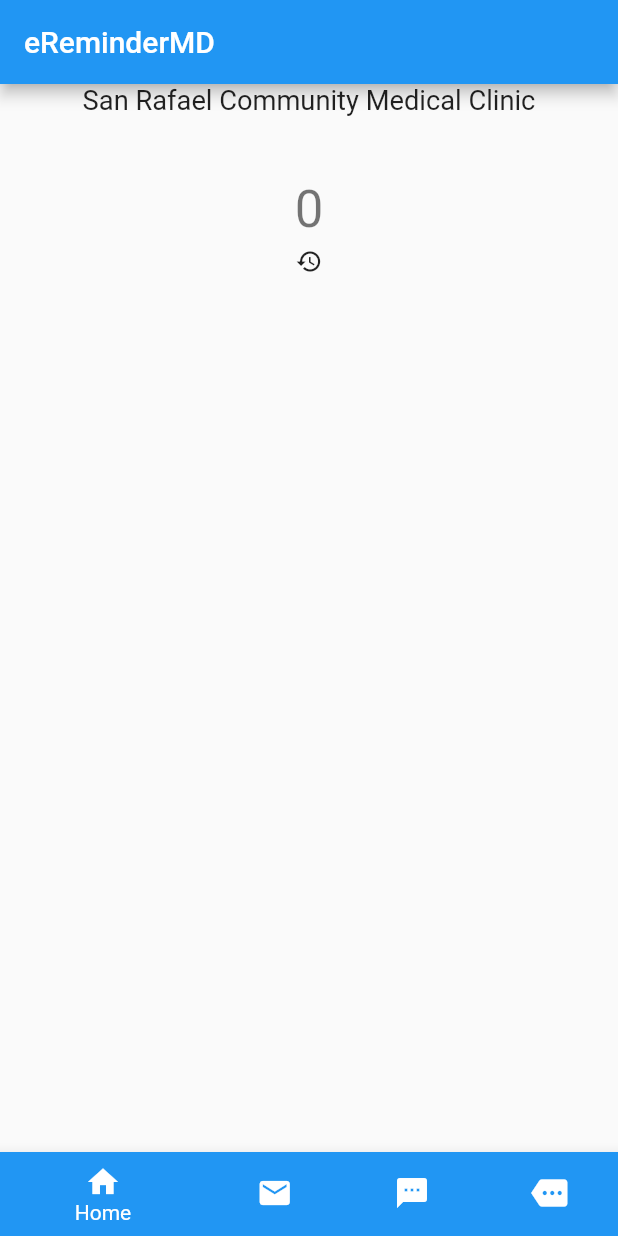
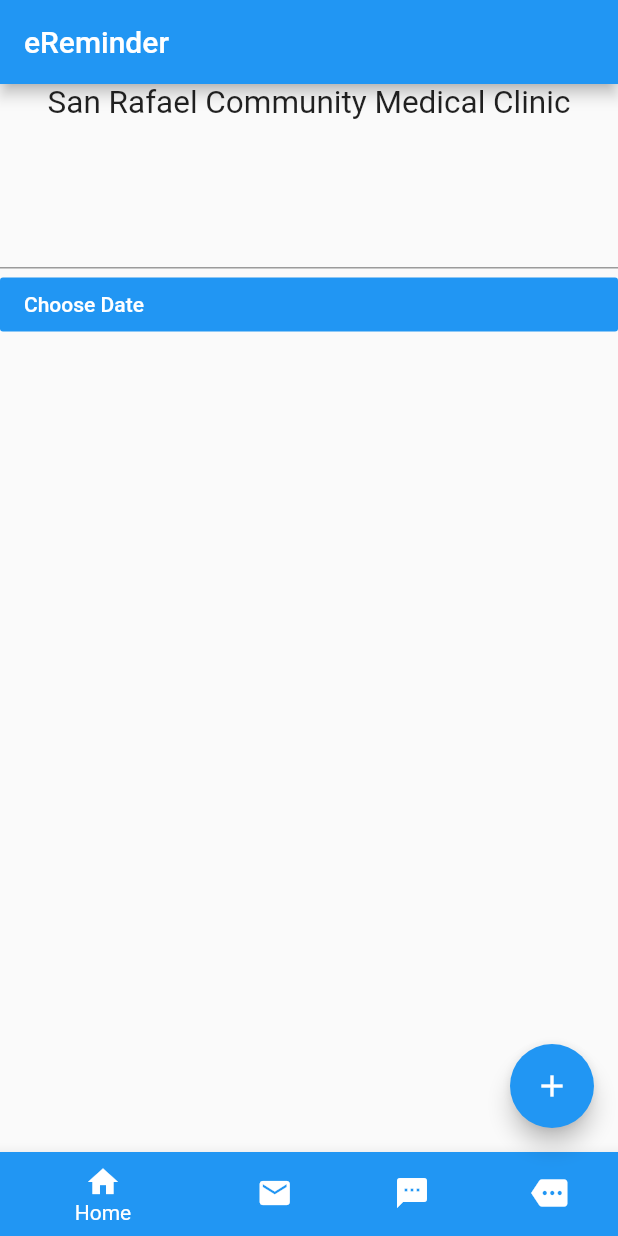
Before and after one commit to kitesoft/e_reminder, a Flutter app: the screen it shows after launch, on a phone screen of 412 x 824 dp. Run offline on Flutter 3.47's test engine with Material 2 defaults, Android fonts, the phone set to English and light mode, and no system bars.

Commit message:
Implementing DatePicker for app

```diff
--- a/lib/main.dart
+++ b/lib/main.dart
@@ -1,4 +1,6 @@
 import 'package:flutter/material.dart';
+import 'dart:async';
+import 'package:intl/intl.dart';
 
 void main() => runApp(new MyApp());
 
@@ -7,7 +9,7 @@ class MyApp extends StatelessWidget {
   @override
   Widget build(BuildContext context) {
     return new MaterialApp(
-      title: 'eReminderMD',
+      title: 'eReminder',
       theme: new ThemeData(
         // This is the theme of your application.
         //
@@ -19,7 +21,7 @@ class MyApp extends StatelessWidget {
         // counter didn't reset back to zero; the application is not restarted.
         primarySwatch: Colors.blue,
       ),
-      home: new MyHomePage(title: "eReminderMD"),
+      home: new MyHomePage(title: "eReminder"),
     );
   }
 }
@@ -71,6 +73,36 @@ class _MyHomePageState extends State<MyHomePage> {
   }
 
 
+  final TextEditingController _controller = new TextEditingController();
+
+  Future _chooseDate(BuildContext context, String initialDateString) async {
+    var now = new DateTime.now();
+    var initialDate = convertToDate(initialDateString) ?? now;
+    initialDate = (initialDate.year >= 1900 && initialDate.isBefore(now) ? initialDate : now);
+
+    var result = await showDatePicker(
+        context: context,
+        initialDate: initialDate,
+        firstDate: new DateTime(1900),
+        lastDate: new DateTime(DateTime.now().year.toInt() + 1));
+
+    if (result == null) return;
+
+    setState(() {
+      _controller.text = new DateFormat.yMd().format(result);
+    });
+  }
+
+  DateTime convertToDate(String input) {
+    try
+    {
+      var d = new DateFormat.yMd().parseStrict(input);
+      return d;
+    } catch (e) {
+      return null;
+    }
+  }
+
   @override
   Widget build(BuildContext context) {
     // This method is rerun every time setState is called, for instance as done
@@ -108,26 +140,36 @@ class _MyHomePageState extends State<MyHomePage> {
           //mainAxisAlignment: MainAxisAlignment.center,
 
           children: <Widget>[
-            new Text(
-              'San Rafael Community Medical Clinic\n\n',
-              textScaleFactor: 1.3,
+                new Text(
+                'San Rafael Community Medical Clinic\n\n',
+                textScaleFactor: 1.5,
+                ),
+
+            new TextFormField(
+              key: null,
+              controller: _controller,
             ),
-            new Text(
-            '$_counter',
-              style: Theme.of(context).textTheme.display1,
-              textAlign: TextAlign.center,
+
+            new FlatButton(
+                onPressed: (() {
+                  _chooseDate(context, _controller.text);
+                }),
+                color: Colors.blue,
+                textColor: Colors.white,
+                child: SizedBox(
+                  width: double.infinity,
+                  child: new Text(
+                  "Choose Date",
+                  ),
+                ),
             ),
-            new SizedBox(
-                height: 30.0,
-                width: 30.0,
-                child: new IconButton(
-                  padding: new EdgeInsets.all(0.0),
-                  icon: new Icon(Icons.restore, size: 18.0),
-                  onPressed: _resetCounter,
-                )
-            )
           ],
         ),
+      ),
+
+      floatingActionButton: FloatingActionButton(
+          onPressed: _incrementCounter,
+          child: new Icon(Icons.add),
       ),
 
       bottomNavigationBar: BottomNavigationBar (
--- a/pubspec.yaml
+++ b/pubspec.yaml
@@ -4,6 +4,7 @@ description: An app that sends reminders via email or text.
 dependencies:
   flutter:
     sdk: flutter
+  intl: 0.15.7
 
   # The following adds the Cupertino Icons font to your application.
   # Use with the CupertinoIcons class for iOS style icons.
```
Also changed, not shown: pubspec.lock.
